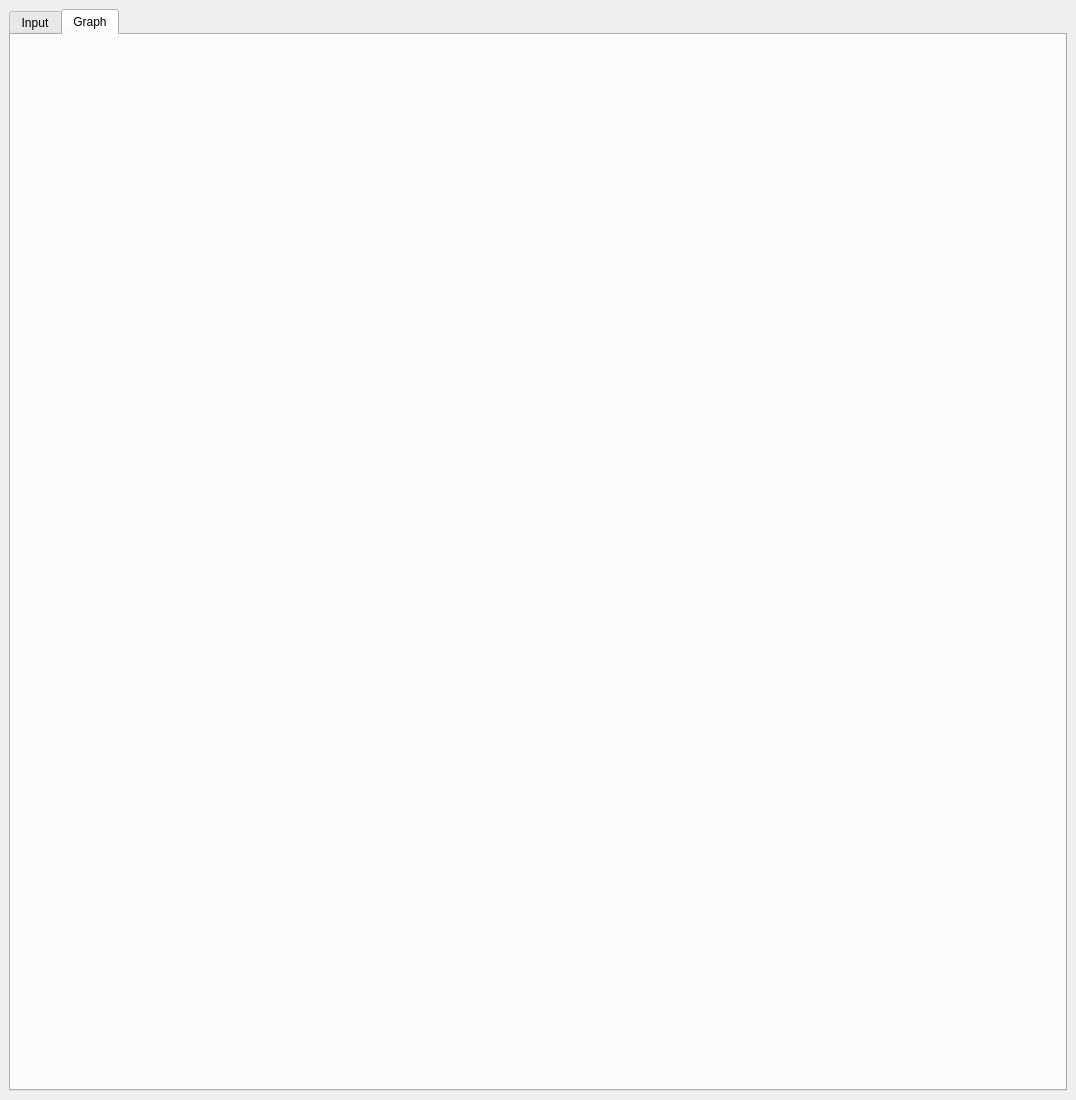
Old version of the form frontend/mainwindow.ui in the repository 84k491/crypto_cpp.
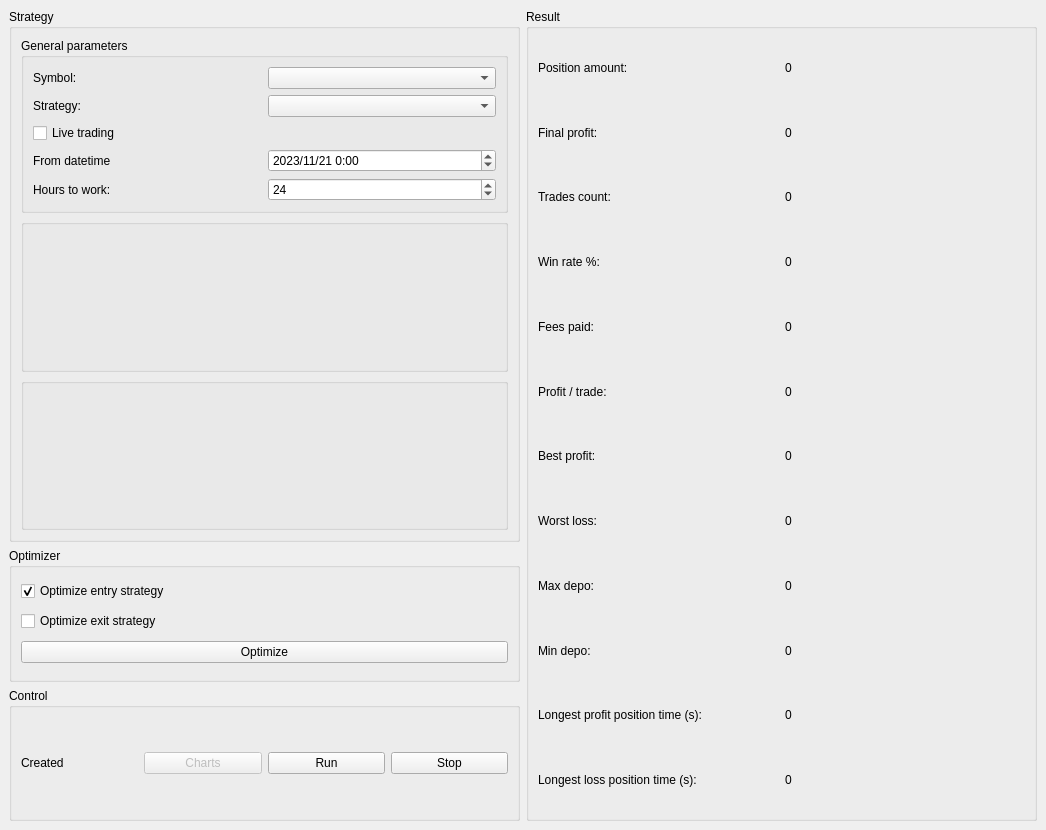
New version of the form. The open tabs and pages were chosen to show the change. Custom widgets are drawn as their Qt base class.

Commit message: Add charts window

Patch:
```diff
--- a/frontend/mainwindow.ui
+++ b/frontend/mainwindow.ui
@@ -6,8 +6,8 @@
    <rect>
     <x>0</x>
     <y>0</y>
-    <width>1076</width>
-    <height>1100</height>
+    <width>1046</width>
+    <height>830</height>
    </rect>
   </property>
   <property name="sizePolicy">
@@ -20,17 +20,7 @@
    <string>MainWindow</string>
   </property>
   <widget class="QWidget" name="centralwidget">
-   <layout class="QVBoxLayout" name="verticalLayout_6">
-    <item>
-     <widget class="QTabWidget" name="tabWidget">
-      <property name="currentIndex">
-       <number>0</number>
-      </property>
-      <widget class="QWidget" name="tab_first">
-       <attribute name="title">
-        <string>Input</string>
-       </attribute>
-       <layout class="QHBoxLayout" name="horizontalLayout_8" stretch="1,1">
+   <layout class="QHBoxLayout" name="horizontalLayout_19">
         <item>
          <layout class="QVBoxLayout" name="verticalLayout" stretch="4,1,1">
           <item>
@@ -213,6 +203,16 @@
                  </property>
                 </widget>
                </item>
+           <item>
+            <widget class="QPushButton" name="pb_charts">
+             <property name="enabled">
+              <bool>false</bool>
+             </property>
+             <property name="text">
+              <string>Charts</string>
+             </property>
+            </widget>
+           </item>
                <item>
                 <widget class="QPushButton" name="pb_run">
                  <property name="text">
@@ -457,20 +457,6 @@
             </layout>
            </item>
           </layout>
-         </widget>
-        </item>
-       </layout>
-      </widget>
-      <widget class="QWidget" name="tab_graph">
-       <attribute name="title">
-        <string>Graph</string>
-       </attribute>
-       <layout class="QVBoxLayout" name="verticalLayout_5">
-        <item>
-         <layout class="QVBoxLayout" name="verticalLayout_graph"/>
-        </item>
-       </layout>
-      </widget>
      </widget>
     </item>
    </layout>
```
Lines whose indentation alone changed are shown as unchanged. The commit also changes 6 other files.
